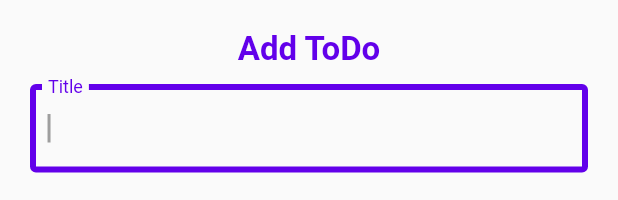
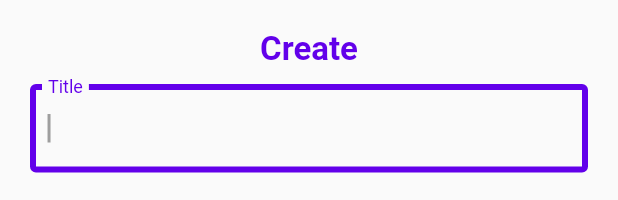
Before and after one commit to Tukhtamurodov-Sardorbek/37.To_Do-BLoC_8, a Flutter app: the BottomSheetContent widget shown alone on an empty page, opened directly, on a phone screen of 412 x 824 dp. Shown: the top 200 px of the screen. Run offline on Flutter 3.47's test engine with Material 2 defaults, Android fonts, the phone set to English and light mode, and no system bars; our stand-ins replace equatable, flutter_bloc, hydrated_bloc, lottie.

Commit message:
🛡 Code Optimized 🛡

```diff
--- a/lib/widgets/bottomSheet.dart
+++ b/lib/widgets/bottomSheet.dart
@@ -5,12 +5,13 @@ import 'package:todo_app/services/color_service.dart';
 import 'package:todo_app/services/guid_gen.dart';
 
 class BottomSheetContent extends StatelessWidget {
-  const BottomSheetContent({Key? key}) : super(key: key);
+  final ToDo? todo;
+  const BottomSheetContent({Key? key, this.todo}) : super(key: key);
 
   @override
   Widget build(BuildContext context) {
-    final titleController = TextEditingController();
-    final descriptionController = TextEditingController();
+    final titleController = TextEditingController(text: todo == null ? '' : todo!.title);
+    final descriptionController = TextEditingController(text: todo == null ? '' : todo!.description);
     return BlocBuilder<ThemeBloc, ThemeState>(
       builder: (context, state) {
         return SingleChildScrollView(
@@ -23,7 +24,7 @@ class BottomSheetContent extends StatelessWidget {
           child: Column(
             children: [
               Text(
-                'Add ToDo',
+                todo == null ? 'Create' : 'Edit',
                 style: TextStyle(
                   fontSize: 22,
                   fontWeight: FontWeight.bold,
@@ -123,13 +124,17 @@ class BottomSheetContent extends StatelessWidget {
                   ),
                   ElevatedButton(
                     onPressed: () {
-                      var todo = ToDo(
-                        id: GUIDGen.generate(),
+                      final newTodo = ToDo(
+                        id: todo == null ? GUIDGen.generate() : todo!.id,
+                        isSaved: todo == null ? false : todo!.isSaved,
+                        isDone: todo == null ? false : todo!.isDone,
                         title: titleController.text.trim(),
                         description: descriptionController.text.trim(),
                         createdTime: DateTime.now().toString(),
                       );
-                      context.read<ToDoBloc>().add(AddToDo(todo: todo));
+                      todo == null
+                          ? context.read<ToDoBloc>().add(AddToDo(todo: newTodo))
+                          : context.read<ToDoBloc>().add(EditToDo(oldVersion: todo!, newVersion: newTodo,));
                       Navigator.pop(context);
                     },
                     style: ElevatedButton.styleFrom(
@@ -137,9 +142,9 @@ class BottomSheetContent extends StatelessWidget {
                           ? ColorService.lightMain2
                           : ColorService.main,
                     ),
-                    child: const Text(
-                      'Add',
-                      style: TextStyle(
+                    child: Text(
+                      todo == null ? 'Add' : 'Save',
+                      style: const TextStyle(
                         fontWeight: FontWeight.bold,
                         fontSize: 17,
                         color: ColorService.white,
```
